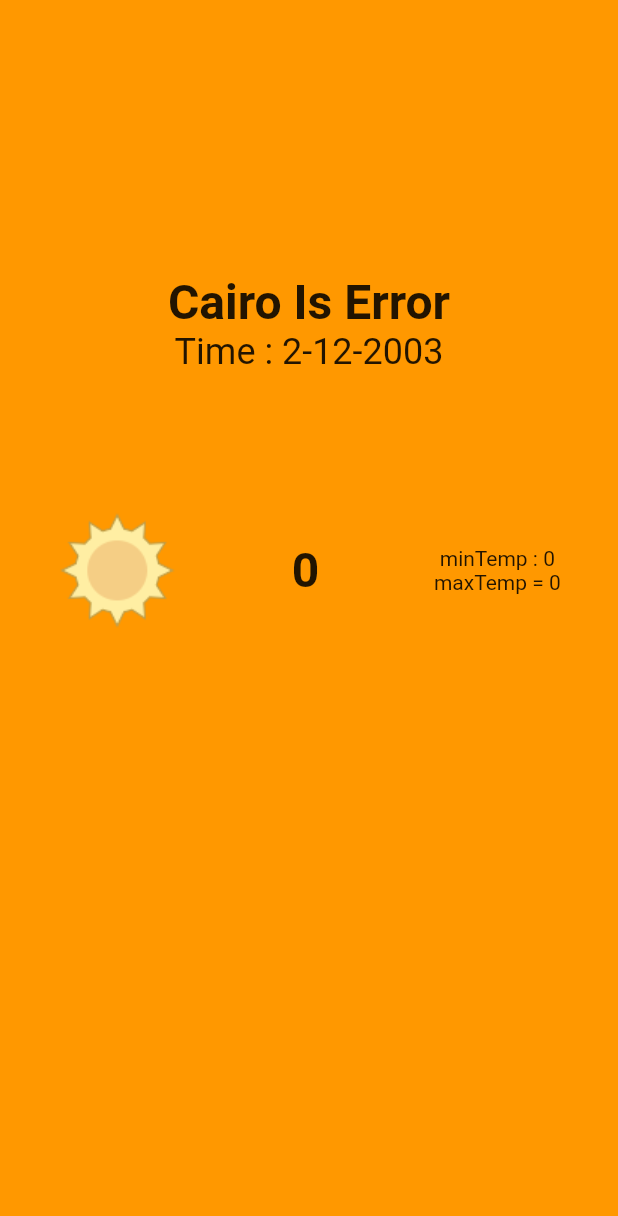
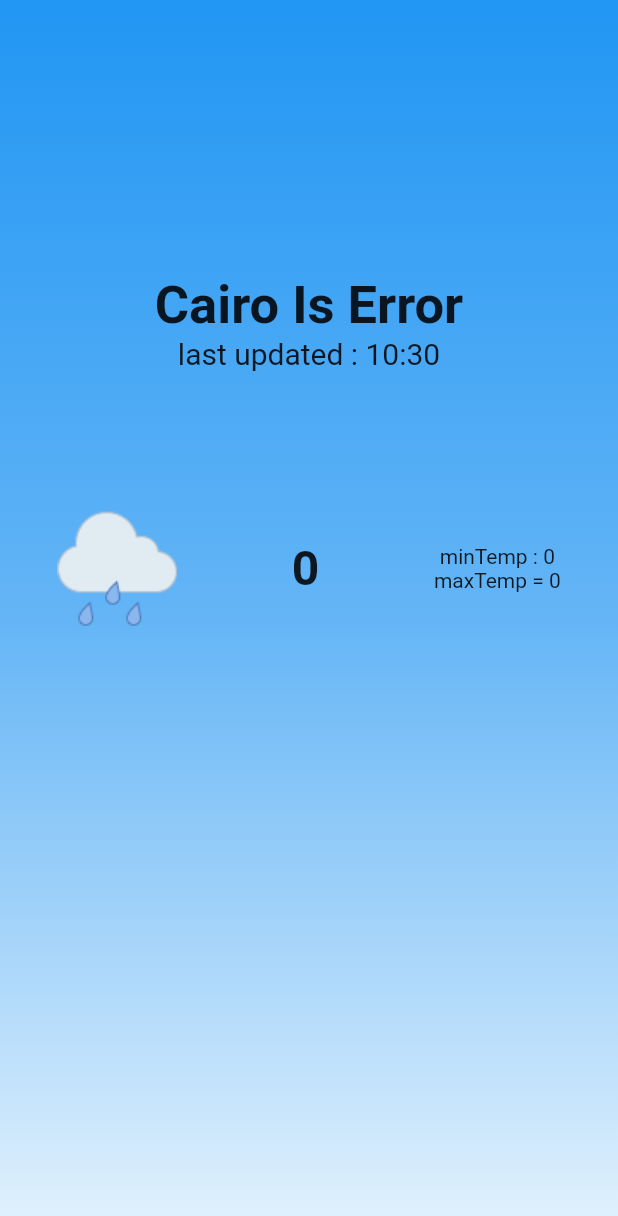
Before and after one commit to Al-Dos024/Weather_App, a Flutter app: the WeatherInfoBody widget shown alone on an empty page, opened directly with empty values, on a phone screen of 412 x 824 dp. Shown: the top 1216 px of the screen. Run offline on Flutter 3.47's test engine with Material 2 defaults, Android fonts, the phone set to English and light mode, and no system bars.

Commit message:
Done with all the color and updated time

```diff
--- a/lib/Models/weather_model.dart
+++ b/lib/Models/weather_model.dart
@@ -1,7 +1,9 @@
 //import 'package:flutter/material.dart';
 
+import 'package:flutter/material.dart';
+
 class WeatherModel {
-  String? date;
+  DateTime? date;
   double? temp;
   double? maxTemp;
   double? minTemp;
@@ -17,16 +19,62 @@ class WeatherModel {
   factory WeatherModel.fromJson(dynamic data) {
     var jsonData = data['forecast']['forecastday'][0]['day'];
     return WeatherModel(
-        date: data['location']['localtime'],
+        date: DateTime.parse(data['location']['localtime']),
         temp: jsonData['avgtemp_c'],
         maxTemp: jsonData['maxtemp_c'],
         minTemp: jsonData['mintemp_c'],
         weatherStateName: jsonData['condition']['text']);
   }
+  String getImage() {
+    if (weatherStateName == 'Clear' ||
+        weatherStateName == 'Light Cloud' ||
+        weatherStateName == 'Sunny') {
+      return 'assets/images/clear.png';
+    } else if (weatherStateName == 'Sleet' ||
+        weatherStateName == 'Snow' ||
+        weatherStateName == 'Hail') {
+      return 'assets/images/snow.png';
+    } else if (weatherStateName == 'Heavy Cloud') {
+      return 'assets/images/cloudy.png';
+    } else if (weatherStateName == 'Light Rain' ||
+        weatherStateName == 'Heavy Cloud' ||
+        weatherStateName == 'Showers' ||
+        weatherStateName == 'Partly cloudy' ||
+        weatherStateName == 'Partly cloudy') {
+      return 'assets/images/rainy.png';
+    } else if (weatherStateName == 'Thunderstorm' ||
+        weatherStateName == 'Thunder') {
+      return 'assets/images/thunderstorm.png';
+    } else {
+      return 'assets/images/rainy.png';
+    }
+  }
+
+  MaterialColor getColor() {
+    if (weatherStateName == 'Clear' ||
+        weatherStateName == 'Light Cloud' ||
+        weatherStateName == 'Sunny') {
+      return Colors.orange;
+    } else if (weatherStateName == 'Sleet' ||
+        weatherStateName == 'Snow' ||
+        weatherStateName == 'Hail') {
+      return Colors.blue;
+    } else if (weatherStateName == 'Heavy Cloud') {
+      return Colors.blueGrey;
+    } else if (weatherStateName == 'Light Rain' ||
+        weatherStateName == 'Heavy Cloud' ||
+        weatherStateName == 'Showers') {
+      return Colors.blue;
+    } else if (weatherStateName == 'Thunderstorm' ||
+        weatherStateName == 'Thunder') {
+      return Colors.blue;
+    } else {
+      return Colors.blue;
+    }
+  }
 
   @override
   String toString() {
-    // TODO: implement toString
     return 'temp = $temp  minTemp = $minTemp  Date = $date';
   }
 }
--- a/lib/widgets/weather_info_body.dart
+++ b/lib/widgets/weather_info_body.dart
@@ -10,7 +10,13 @@ class WeatherInfoBody extends StatelessWidget {
   @override
   Widget build(BuildContext context) {
     return Container(
-      color: Colors.orange,
+      decoration: BoxDecoration(
+        gradient: LinearGradient(colors: [
+          weatherData!.getColor(),
+          weatherData!.getColor()[300]!,
+          weatherData!.getColor()[50]!
+        ], begin: Alignment.topCenter, end: Alignment.bottomCenter),
+      ),
       child: Column(
         mainAxisAlignment: MainAxisAlignment.center,
         children: [
@@ -19,17 +25,17 @@ class WeatherInfoBody extends StatelessWidget {
           ),
           Text(
             Provider.of<weatherProvider>(context).cityName ?? "Cairo Is Error",
-            style: const TextStyle(fontSize: 32, fontWeight: FontWeight.bold),
+            style: const TextStyle(fontSize: 35, fontWeight: FontWeight.bold),
           ),
-          const Text(
-            "Time : 2-12-2003",
-            style: TextStyle(fontSize: 24),
+          Text(
+            'last updated : ${weatherData!.date!.hour.toString()}:${weatherData!.date!.minute.toString()}',
+            style: const TextStyle(fontSize: 20),
           ),
           const Spacer(),
           Row(
             mainAxisAlignment: MainAxisAlignment.spaceAround,
             children: [
-              Image.asset('assets/images/clear.png'),
+              Image.asset(weatherData!.getImage()),
               Text(
                 weatherData!.temp!.toInt().toString(),
                 style:
```
Also changed, not shown: lib/Services/weather_service.dart (+11 -6 lines), lib/main.dart (+13 -9 lines), lib/views/Search_Page.dart (+24 -9 lines).
